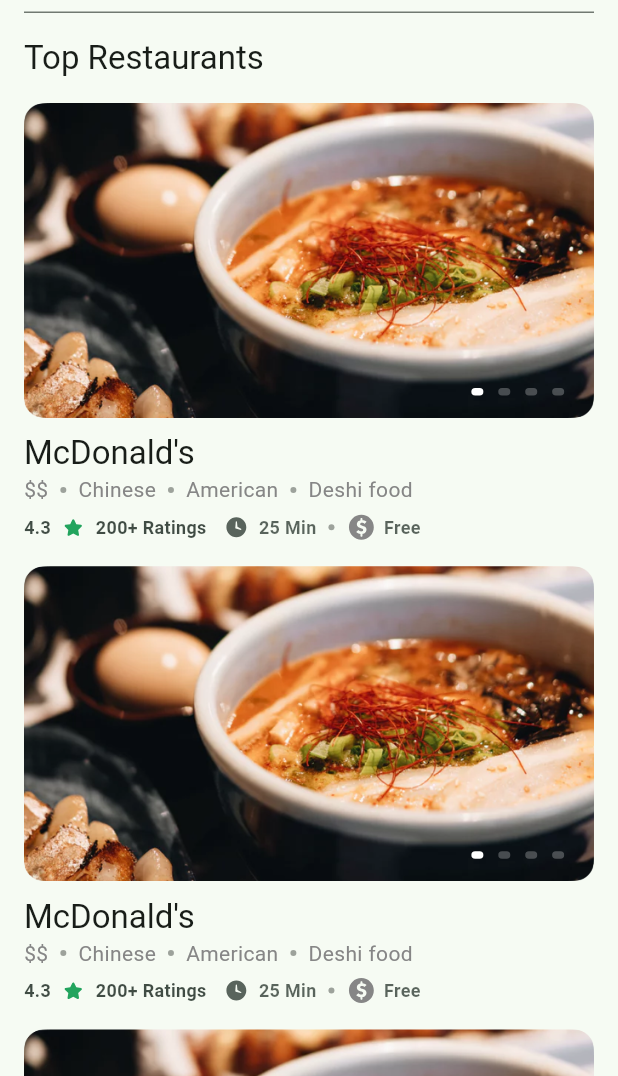
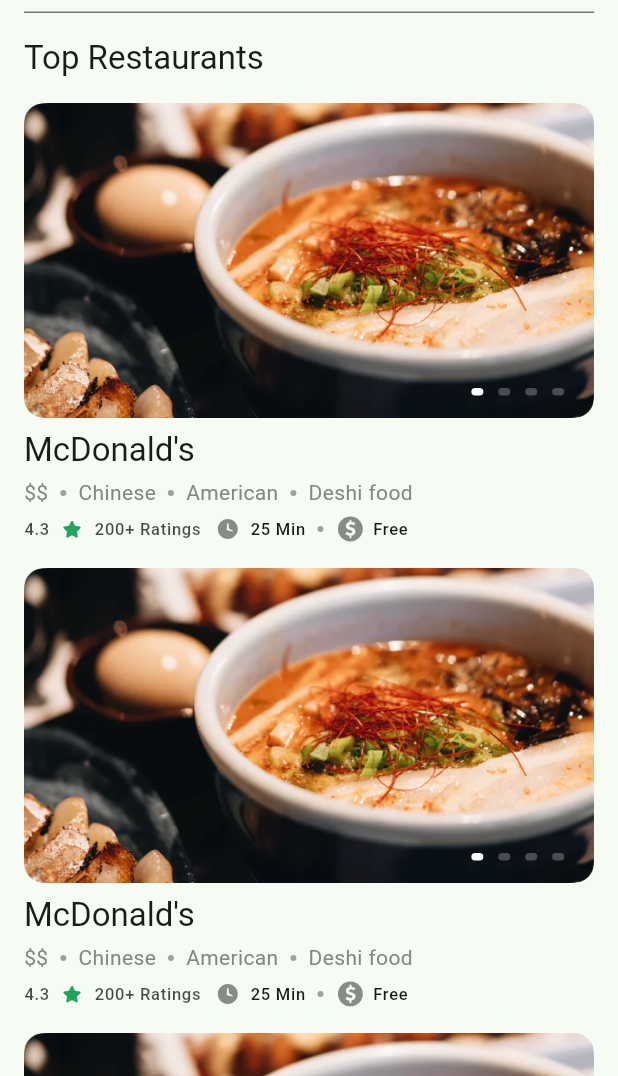
Before and after one commit to abuanwar072/foodly_ui, a Flutter app: the DetailsScreen screen opened directly, after a tap on an icon or button, on a phone screen of 412 x 824 dp, the part 160-1236 px from its top. Run offline on Flutter 3.47's test engine with Material 2 defaults, Android fonts, the phone set to English and light mode, and no system bars; our stand-ins replace flutter_svg, form_field_validator.

Commit message:
RestaurantInfoBigCard done

```diff
--- a/lib/components/cards/big/restaurant_info_big_card.dart
+++ b/lib/components/cards/big/restaurant_info_big_card.dart
@@ -36,22 +36,33 @@
         children: [
           // pass list of images here
           BigCardImageSlide(images: images),
-          const VerticalSpacing(of: 10),
+          const SizedBox(height: defaultPadding / 2),
           Text(name, style: Theme.of(context).textTheme.titleLarge),
+          const SizedBox(height: defaultPadding / 4),
           PriceRangeAndFoodtype(foodType: foodType),
-          const VerticalSpacing(of: 5),
+          const SizedBox(height: defaultPadding / 4),
           Row(
             children: [
               RatingWithCounter(rating: rating, numOfRating: numOfRating),
-              const HorizontalSpacing(of: 10),
+              const SizedBox(width: defaultPadding / 2),
               SvgPicture.asset(
                 "assets/icons/clock.svg",
-                height: getProportionateScreenWidth(20),
-                width: getProportionateScreenWidth(20),
-                color: titleColor.withOpacity(0.64),
+                height: 20,
+                width: 20,
+                colorFilter: ColorFilter.mode(
+                  Theme.of(context)
+                      .textTheme
+                      .bodyLarge!
+                      .color!
+                      .withOpacity(0.5),
+                  BlendMode.srcIn,
+                ),
               ),
               const HorizontalSpacing(of: 5),
-              Text("$deliveryTime Min", style: kCaptionTextStyle),
+              Text(
+                "$deliveryTime Min",
+                style: Theme.of(context).textTheme.labelSmall,
+              ),
               const Padding(
                 padding: EdgeInsets.symmetric(horizontal: defaultPadding / 2),
                 child: SmallDot(),
@@ -60,10 +71,18 @@
                 "assets/icons/delivery.svg",
                 height: getProportionateScreenWidth(20),
                 width: getProportionateScreenWidth(20),
-                color: const Color(0xFF868686),
+                colorFilter: ColorFilter.mode(
+                  Theme.of(context)
+                      .textTheme
+                      .bodyLarge!
+                      .color!
+                      .withOpacity(0.5),
+                  BlendMode.srcIn,
+                ),
               ),
               const HorizontalSpacing(of: 5),
-              Text(isFreeDelivery ? "Free" : "Paid", style: kCaptionTextStyle),
+              Text(isFreeDelivery ? "Free" : "Paid",
+                  style: Theme.of(context).textTheme.labelSmall),
             ],
           ),
         ],
--- a/lib/components/rating.dart
+++ b/lib/components/rating.dart
@@ -20,7 +20,10 @@
       ),
       child: Text(
         rating.toString(),
-        style: kCaptionTextStyle.copyWith(color: Colors.white),
+        style: Theme.of(context)
+            .textTheme
+            .labelSmall!
+            .copyWith(color: Colors.white),
       ),
     );
   }
--- a/lib/components/rating_with_counter.dart
+++ b/lib/components/rating_with_counter.dart
@@ -16,8 +16,10 @@
 
   @override
   Widget build(BuildContext context) {
-    TextStyle textStyle =
-        kCaptionTextStyle.copyWith(color: titleColor.withOpacity(0.74));
+    TextStyle textStyle = Theme.of(context)
+        .textTheme
+        .labelSmall!
+        .copyWith(color: titleColor.withOpacity(0.74));
     return Row(
       children: [
         Text(rating.toString(), style: textStyle),
--- a/lib/constants.dart
+++ b/lib/constants.dart
@@ -32,12 +32,6 @@
   color: Colors.white,
   fontSize: getProportionateScreenWidth(14),
   fontWeight: FontWeight.bold,
-);
-
-final TextStyle kCaptionTextStyle = TextStyle(
-  color: titleColor.withOpacity(0.64),
-  fontSize: getProportionateScreenWidth(12),
-  fontWeight: FontWeight.w600,
 );
 
 final EdgeInsets kTextFieldPadding = EdgeInsets.symmetric(
--- a/lib/screens/addToOrder/components/required_section_title.dart
+++ b/lib/screens/addToOrder/components/required_section_title.dart
@@ -30,7 +30,10 @@
               borderRadius: const BorderRadius.all(Radius.circular(4))),
           child: Text(
             "Required".toUpperCase(),
-            style: kCaptionTextStyle.copyWith(color: accentColor),
+            style: Theme.of(context)
+                .textTheme
+                .labelSmall!
+                .copyWith(color: accentColor),
           ),
         )
       ],
--- a/lib/screens/details/components/restaurrant_info.dart
+++ b/lib/screens/details/components/restaurrant_info.dart
@@ -50,7 +50,10 @@
                 child: SeconderyButton(
                   child: Text(
                     "Take away".toUpperCase(),
-                    style: kCaptionTextStyle.copyWith(color: primaryColor),
+                    style: Theme.of(context)
+                        .textTheme
+                        .labelSmall!
+                        .copyWith(color: primaryColor),
                   ),
                   press: () {},
                 ),
@@ -92,8 +95,10 @@
             children: [
               TextSpan(
                 text: subText,
-                style:
-                    kCaptionTextStyle.copyWith(fontWeight: FontWeight.normal),
+                style: Theme.of(context)
+                    .textTheme
+                    .labelSmall!
+                    .copyWith(fontWeight: FontWeight.normal),
               )
             ],
           ),
--- a/lib/screens/orderDetails/components/order_item_card.dart
+++ b/lib/screens/orderDetails/components/order_item_card.dart
@@ -48,7 +48,10 @@
             const HorizontalSpacing(of: 10),
             Text(
               "USD$price",
-              style: kCaptionTextStyle.copyWith(color: primaryColor),
+              style: Theme.of(context)
+                  .textTheme
+                  .labelSmall!
+                  .copyWith(color: primaryColor),
             )
           ],
         ),
```
